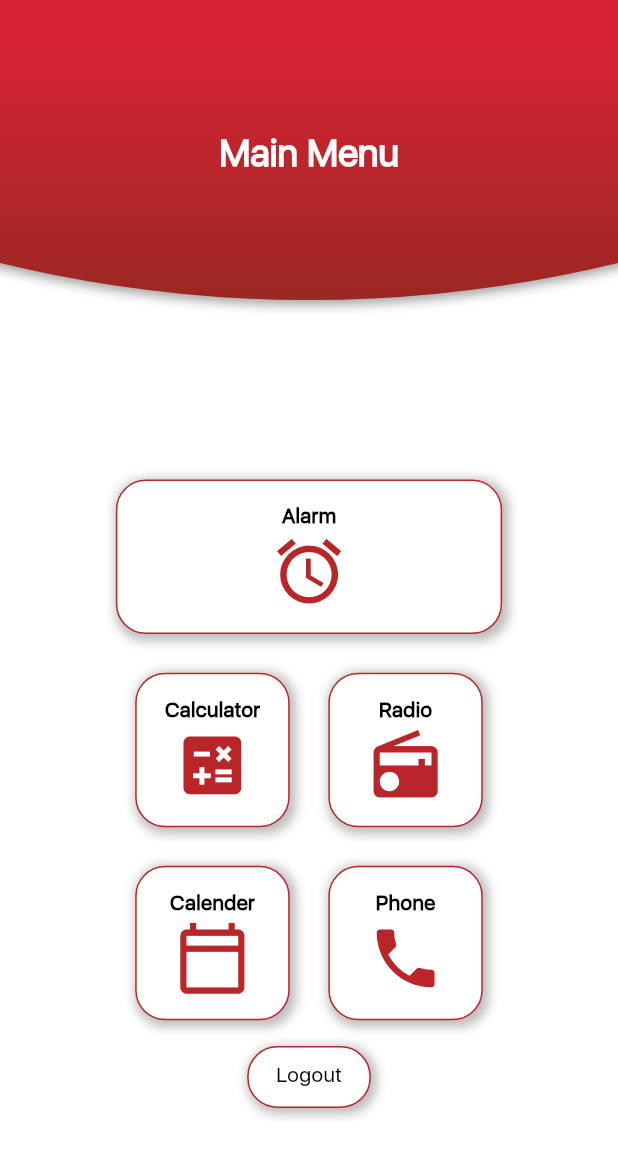
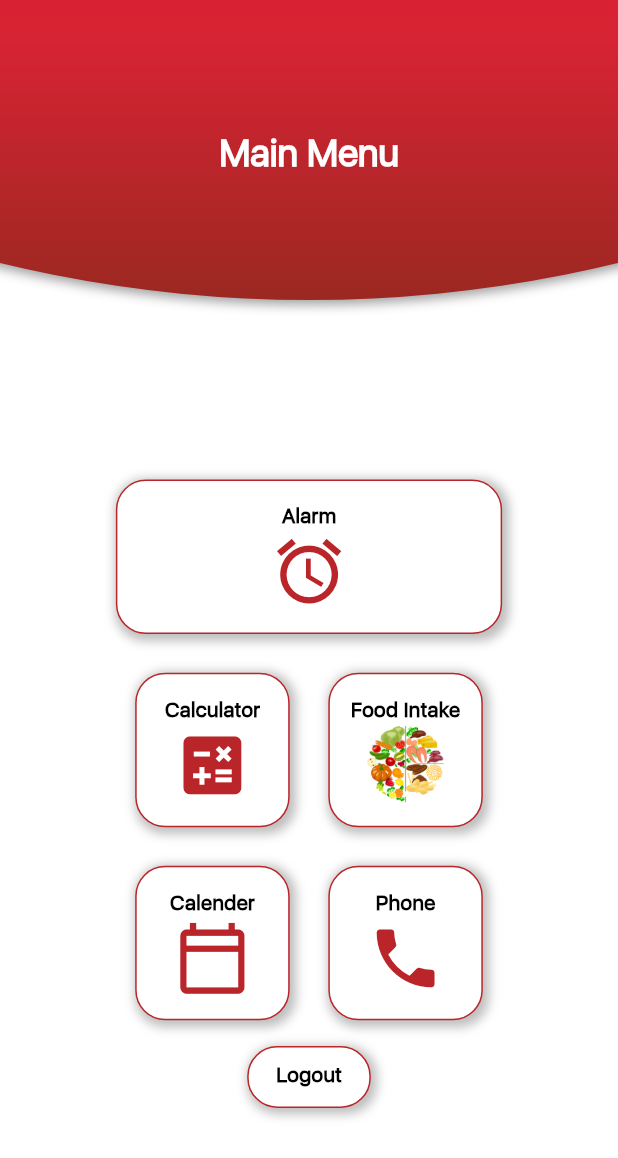
Before and after one commit to anusali04928/Khidmat_ThaliHelp, a Flutter app: the screen it shows after launch, on a phone screen of 412 x 824 dp. Shown: the top 1158 px of the screen. Run offline on Flutter 3.47's test engine with Material 2 defaults, Android fonts, the phone set to English and light mode, and no system bars; our stand-ins replace dropdown_formfield.

Commit message:
Added Navigation to Food Types page
Created the Food Intake button with relevant asset and added a link to the Food Types page.

```diff
--- a/project/lib/main.dart
+++ b/project/lib/main.dart
@@ -2,6 +2,7 @@ import 'package:flutter/material.dart';
 import 'package:project/Calculator/Calculator.dart';
 import 'package:project/Custom_widgets/roundedAppBar.dart';
 import 'package:project/Custom_widgets/CustomBtn.dart';
+import 'package:project/Food/FoodTypes.dart';
 
 void main() {
   runApp(MyApp());
@@ -98,8 +99,17 @@ class MainMenu extends StatelessWidget {
                       Button(
                         h: h1,
                         w: w1,
-                        ic: Icons.radio,
-                        text: "Radio",
+                        // ic: Icons.radio,
+                        im: Image(
+                          image: AssetImage('assets/platter.png'),
+                          height: h1 / 2,
+                          width: w1 / 2,
+                        ),
+                        text: "Food Intake",
+                        meth: () => Navigator.push(context, PageRouteBuilder(
+                            pageBuilder: (context, animation, animationTime) {
+                          return FoodTypes();
+                        })),
                       ),
                       SizedBox(
                         width: w1 / 4,
@@ -127,7 +137,7 @@ class MainMenu extends StatelessWidget {
               w: wsmall,
               // ic: Icons.logout,
               text: 'Logout',
-              fw: FontWeight.normal,
+              fw: FontWeight.bold,
             )
           ],
         ),
```
